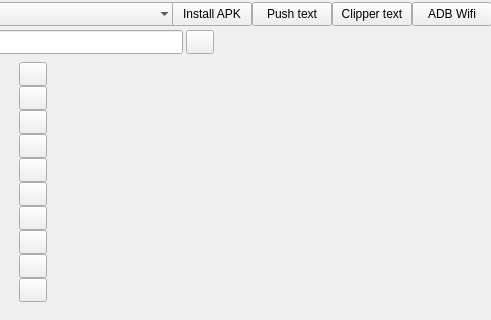
WeizhongLiang/AndroidBoyPublic, file src/Layout/viewLogcat.ui: the form before one commit; both pictures show x 422 to 913 and y 0 to 320 of the 913 by 600 pixel window.
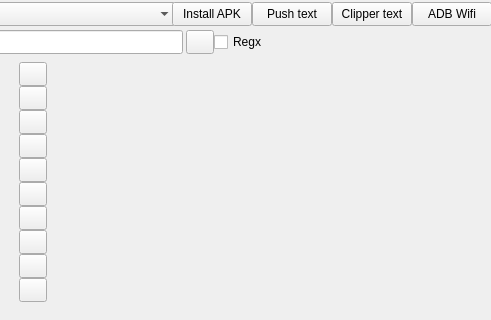
The form after the commit. Icons and pictures are not drawn.

Commit message: support filter message with Regx.

Diff of the .ui file:
```diff
--- a/src/Layout/viewLogcat.ui
+++ b/src/Layout/viewLogcat.ui
@@ -414,6 +414,13 @@
          </property>
         </widget>
        </item>
+       <item>
+        <widget class="QCheckBox" name="ckUsingRegx">
+         <property name="text">
+          <string>Regx</string>
+         </property>
+        </widget>
+       </item>
        <item>
         <spacer name="horizontalSpacer_3">
          <property name="orientation">
```
The commit also changes 8 other files.
